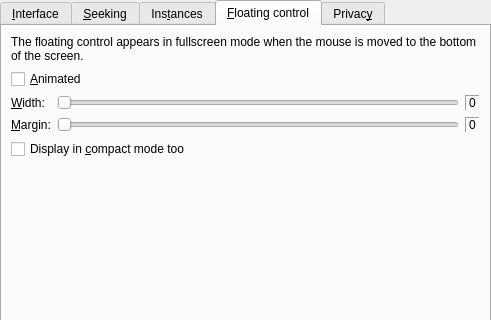
Old version of the form src/prefinterface.ui in the repository wilbert2000/wzplayer; both pictures show x 0 to 491 and y 0 to 320 of the 491 by 502 pixel window.
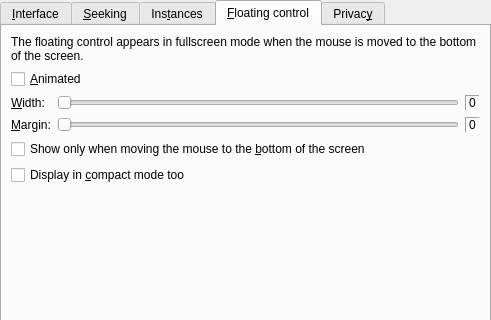
New version of the form. The open tabs and pages were chosen to show the change. Custom widgets are drawn as their Qt base class.

Commit message: Add the option "Show only when moving the mouse to the bottom of the screen" in preferences -> interface -> floating control.

Patch:
```diff
--- a/src/prefinterface.ui
+++ b/src/prefinterface.ui
@@ -728,6 +728,13 @@
          </item>
         </layout>
        </item>
+       <item>
+        <widget class="QCheckBox" name="floating_move_bottom_check">
+         <property name="text">
+          <string>Show only when moving the mouse to the &amp;bottom of the screen</string>
+         </property>
+        </widget>
+       </item>
        <item>
         <widget class="QCheckBox" name="floating_compact_check">
          <property name="text">
```
Left out of the diff: 1 changed line with no effect on the pictures. The commit also changes 1 other file.
